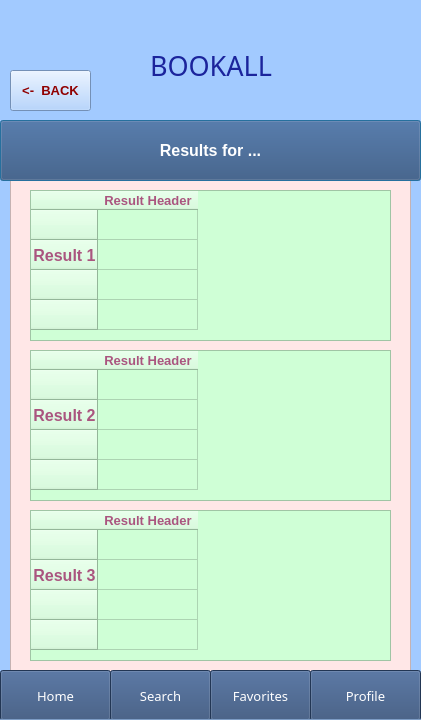
Xristos9/SoftEng, file Results.ui: the form before one commit.
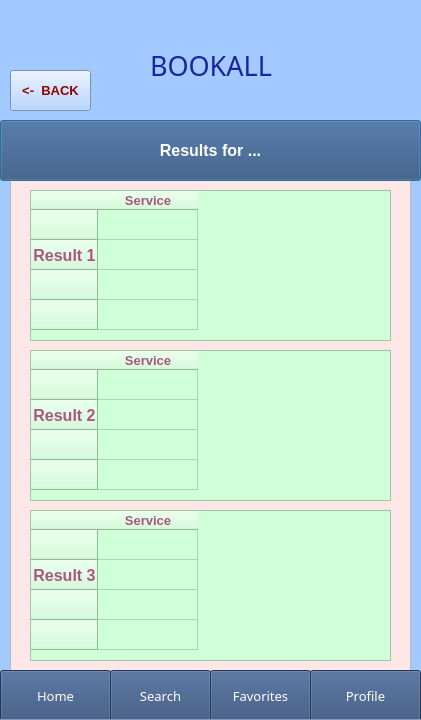
The form after the commit.

Patch:
```diff
--- a/Results.ui
+++ b/Results.ui
@@ -310,7 +310,7 @@
      </row>
      <column>
       <property name="text">
-       <string>Result Header</string>
+       <string>Service</string>
       </property>
       <property name="font">
        <font>
@@ -377,7 +377,7 @@
      </row>
      <column>
       <property name="text">
-       <string>Result Header</string>
+       <string>Service</string>
       </property>
       <property name="font">
        <font>
@@ -444,7 +444,7 @@
      </row>
      <column>
       <property name="text">
-       <string>Result Header</string>
+       <string>Service</string>
       </property>
       <property name="font">
        <font>
```
